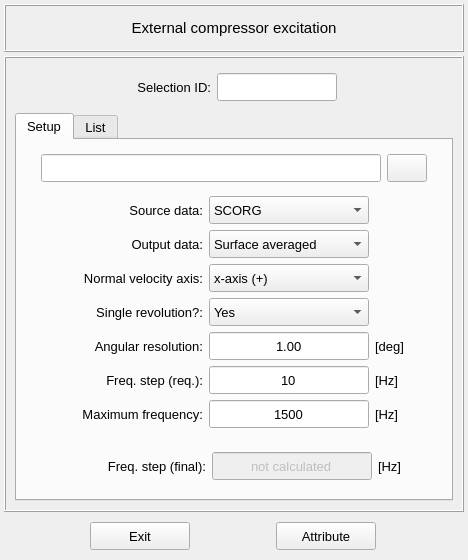
This is vibra/interface/data/ui_files/model/setup/acoustic/external_compressor_excitation_inputs.ui in MOPT-UFSC/VIBRA as Qt 5 draws it before an edit. The edited form follows.
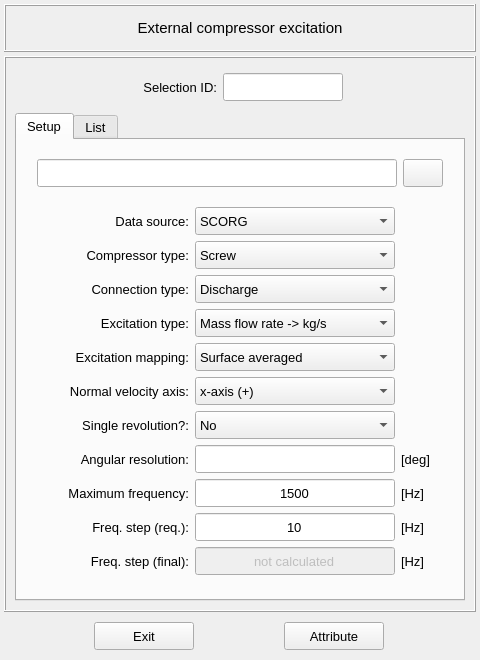
This is the edited form. Icons and pictures are not drawn.

Commit message: Update the external compressor excitation ui-files

Diff of the .ui file:
```diff
--- a/vibra/interface/data/ui_files/model/setup/acoustic/external_compressor_excitation_inputs.ui
+++ b/vibra/interface/data/ui_files/model/setup/acoustic/external_compressor_excitation_inputs.ui
@@ -9,8 +9,8 @@
    <rect>
     <x>0</x>
     <y>0</y>
-    <width>468</width>
-    <height>560</height>
+    <width>480</width>
+    <height>660</height>
    </rect>
   </property>
   <property name="sizePolicy">
@@ -21,14 +21,14 @@
   </property>
   <property name="minimumSize">
    <size>
-    <width>420</width>
-    <height>400</height>
+    <width>480</width>
+    <height>660</height>
    </size>
   </property>
   <property name="maximumSize">
    <size>
-    <width>600</width>
-    <height>600</height>
+    <width>480</width>
+    <height>660</height>
    </size>
   </property>
   <property name="font">
@@ -63,6 +63,162 @@
    <property name="spacing">
     <number>4</number>
    </property>
+   <item row="0" column="0">
+    <widget class="QFrame" name="frame">
+     <property name="minimumSize">
+      <size>
+       <width>380</width>
+       <height>48</height>
+      </size>
+     </property>
+     <property name="maximumSize">
+      <size>
+       <width>16777215</width>
+       <height>48</height>
+      </size>
+     </property>
+     <property name="frameShape">
+      <enum>QFrame::Box</enum>
+     </property>
+     <property name="frameShadow">
+      <enum>QFrame::Raised</enum>
+     </property>
+     <property name="lineWidth">
+      <number>1</number>
+     </property>
+     <layout class="QGridLayout" name="gridLayout_6">
+      <item row="0" column="0">
+       <widget class="QLabel" name="label">
+        <property name="font">
+         <font>
+          <family>MS Shell Dlg 2</family>
+          <pointsize>11</pointsize>
+          <weight>50</weight>
+          <italic>false</italic>
+          <bold>false</bold>
+         </font>
+        </property>
+        <property name="text">
+         <string>External compressor excitation</string>
+        </property>
+        <property name="textFormat">
+         <enum>Qt::AutoText</enum>
+        </property>
+        <property name="alignment">
+         <set>Qt::AlignCenter</set>
+        </property>
+       </widget>
+      </item>
+     </layout>
+    </widget>
+   </item>
+   <item row="2" column="0">
+    <widget class="QFrame" name="frame_11">
+     <property name="minimumSize">
+      <size>
+       <width>340</width>
+       <height>40</height>
+      </size>
+     </property>
+     <property name="maximumSize">
+      <size>
+       <width>16777215</width>
+       <height>100</height>
+      </size>
+     </property>
+     <property name="frameShape">
+      <enum>QFrame::NoFrame</enum>
+     </property>
+     <property name="frameShadow">
+      <enum>QFrame::Raised</enum>
+     </property>
+     <layout class="QGridLayout" name="gridLayout_14">
+      <property name="leftMargin">
+       <number>0</number>
+      </property>
+      <property name="topMargin">
+       <number>0</number>
+      </property>
+      <property name="rightMargin">
+       <number>0</number>
+      </property>
+      <property name="bottomMargin">
+       <number>0</number>
+      </property>
+      <property name="spacing">
+       <number>0</number>
+      </property>
+      <item row="0" column="1">
+       <widget class="QPushButton" name="pushButton_attribute">
+        <property name="minimumSize">
+         <size>
+          <width>100</width>
+          <height>28</height>
+         </size>
+        </property>
+        <property name="maximumSize">
+         <size>
+          <width>100</width>
+          <height>28</height>
+         </size>
+        </property>
+        <property name="font">
+         <font>
+          <family>MS Shell Dlg 2</family>
+          <pointsize>10</pointsize>
+          <weight>50</weight>
+          <italic>false</italic>
+          <bold>false</bold>
+         </font>
+        </property>
+        <property name="styleSheet">
+         <string notr="true"/>
+        </property>
+        <property name="text">
+         <string>Attribute</string>
+        </property>
+        <property name="autoDefault">
+         <bool>false</bool>
+        </property>
+       </widget>
+      </item>
+      <item row="0" column="0">
+       <widget class="QPushButton" name="pushButton_exit">
+        <property name="minimumSize">
+         <size>
+          <width>100</width>
+          <height>28</height>
+         </size>
+        </property>
+        <property name="maximumSize">
+         <size>
+          <width>100</width>
+          <height>28</height>
+         </size>
+        </property>
+        <property name="font">
+         <font>
+          <family>MS Shell Dlg 2</family>
+          <pointsize>10</pointsize>
+          <weight>50</weight>
+          <italic>false</italic>
+          <bold>false</bold>
+         </font>
+        </property>
+        <property name="styleSheet">
+         <string notr="true"/>
+        </property>
+        <property name="text">
+         <string>Exit</string>
+        </property>
+        <property name="autoDefault">
+         <bool>false</bool>
+        </property>
+       </widget>
+      </item>
+     </layout>
+    </widget>
+   </item>
    <item row="1" column="0">
     <widget class="QFrame" name="frame_2">
      <property name="minimumSize">
@@ -74,7 +230,7 @@
      <property name="maximumSize">
       <size>
        <width>16777215</width>
-       <height>480</height>
+       <height>600</height>
       </size>
      </property>
      <property name="frameShape">
@@ -259,98 +415,6 @@
           <property name="spacing">
            <number>2</number>
           </property>
-          <item row="6" column="0">
-           <widget class="QFrame" name="frame_6">
-            <property name="frameShape">
-             <enum>QFrame::NoFrame</enum>
-            </property>
-            <property name="frameShadow">
-             <enum>QFrame::Raised</enum>
-            </property>
-            <layout class="QGridLayout" name="gridLayout">
-             <item row="0" column="0">
-              <spacer name="horizontalSpacer_4">
-               <property name="orientation">
-                <enum>Qt::Horizontal</enum>
-               </property>
-               <property name="sizeHint" stdset="0">
-                <size>
-                 <width>40</width>
-                 <height>20</height>
-                </size>
-               </property>
-              </spacer>
-             </item>
-             <item row="0" column="1">
-              <widget class="QLabel" name="label_12">
-               <property name="minimumSize">
-                <size>
-                 <width>140</width>
-                 <height>28</height>
-                </size>
-               </property>
-               <property name="maximumSize">
-                <size>
-                 <width>16777215</width>
-                 <height>28</height>
-                </size>
-               </property>
-               <property name="text">
-                <string>Freq. step (final):</string>
-               </property>
-               <property name="alignment">
-                <set>Qt::AlignRight|Qt::AlignTrailing|Qt::AlignVCenter</set>
-               </property>
-              </widget>
-             </item>
-             <item row="0" column="4">
-              <spacer name="horizontalSpacer_3">
-               <property name="orientation">
-                <enum>Qt::Horizontal</enum>
-               </property>
-               <property name="sizeHint" stdset="0">
-                <size>
-                 <width>40</width>
-                 <height>20</height>
-                </size>
-               </property>
-              </spacer>
-             </item>
-             <item row="0" column="2">
-              <widget class="QLineEdit" name="lineEdit_frequency_resolution">
-               <property name="enabled">
-                <bool>false</bool>
-               </property>
-               <property name="minimumSize">
-                <size>
-                 <width>160</width>
-                 <height>28</height>
-                </size>
-               </property>
-               <property name="maximumSize">
-                <size>
-                 <width>16777215</width>
-                 <height>28</height>
-                </size>
-               </property>
-               <property name="text">
-                <string>not calculated</string>
-               </property>
-               <property name="alignment">
-                <set>Qt::AlignCenter</set>
-               </property>
-              </widget>
-             </item>
-             <item row="0" column="3">
-              <widget class="QLabel" name="label_13">
-               <property name="text">
-                <string>[Hz]</string>
-               </property>
-              </widget>
-             </item>
-            </layout>
-           </widget>
-          </item>
           <item row="3" column="0">
            <widget class="QFrame" name="frame_5">
             <property name="frameShape">
@@ -360,71 +424,7 @@
              <enum>QFrame::Raised</enum>
             </property>
             <layout class="QGridLayout" name="gridLayout_11">
-             <item row="6" column="1">
-              <widget class="QLabel" name="label_8">
-               <property name="minimumSize">
-                <size>
-                 <width>140</width>
-                 <height>28</height>
-                </size>
-               </property>
-               <property name="maximumSize">
-                <size>
-                 <width>16777215</width>
-                 <height>28</height>
-                </size>
-               </property>
-               <property name="text">
-                <string>Freq. step (req.):</string>
-               </property>
-               <property name="alignment">
-                <set>Qt::AlignRight|Qt::AlignTrailing|Qt::AlignVCenter</set>
-               </property>
-              </widget>
-             </item>
-             <item row="5" column="2">
-              <widget class="QLineEdit" name="lineEdit_angular_resolution">
-               <property name="minimumSize">
-                <size>
-                 <width>160</width>
-                 <height>28</height>
-                </size>
-               </property>
-               <property name="maximumSize">
-                <size>
-                 <width>16777215</width>
-                 <height>28</height>
-                </size>
-               </property>
-               <property name="text">
-                <string>1.00</string>
-               </property>
-               <property name="alignment">
-                <set>Qt::AlignCenter</set>
-               </property>
-              </widget>
-             </item>
-             <item row="5" column="3">
-              <widget class="QLabel" name="label_7">
-               <property name="text">
-                <string>[deg]</string>
-               </property>
-              </widget>
-             </item>
-             <item row="5" column="5">
-              <spacer name="horizontalSpacer_7">
-               <property name="orientation">
-                <enum>Qt::Horizontal</enum>
-               </property>
-               <property name="sizeHint" stdset="0">
-                <size>
-                 <width>40</width>
-                 <height>20</height>
-                </size>
-               </property>
-              </spacer>
-             </item>
-             <item row="7" column="1">
+             <item row="9" column="1">
               <widget class="QLabel" name="label_9">
                <property name="minimumSize">
                 <size>
@@ -446,11 +446,11 @@
                </property>
               </widget>
              </item>
-             <item row="5" column="1">
-              <widget class="QLabel" name="label_6">
+             <item row="9" column="2">
+              <widget class="QLineEdit" name="lineEdit_maximum_frequency">
                <property name="minimumSize">
                 <size>
-                 <width>140</width>
+                 <width>200</width>
                  <height>28</height>
                 </size>
                </property>
@@ -461,89 +461,50 @@
                 </size>
                </property>
                <property name="text">
-                <string>Angular resolution:</string>
+                <string>1500</string>
                </property>
                <property name="alignment">
-                <set>Qt::AlignRight|Qt::AlignTrailing|Qt::AlignVCenter</set>
+                <set>Qt::AlignCenter</set>
                </property>
               </widget>
              </item>
-             <item row="5" column="0">
-              <spacer name="horizontalSpacer_6">
-               <property name="orientation">
-                <enum>Qt::Horizontal</enum>
-               </property>
-               <property name="sizeHint" stdset="0">
-                <size>
-                 <width>40</width>
-                 <height>20</height>
-                </size>
-               </property>
-              </spacer>
-             </item>
-             <item row="1" column="2">
-              <widget class="QComboBox" name="comboBox_source_data">
-               <property name="minimumSize">
-                <size>
-                 <width>160</width>
-                 <height>28</height>
-                </size>
-               </property>
-               <property name="maximumSize">
-                <size>
-                 <width>16777215</width>
-                 <height>28</height>
-                </size>
-               </property>
-               <item>
-                <property name="text">
-                 <string>SCORG</string>
-                </property>
-               </item>
-               <item>
-                <property name="text">
-                 <string>CFD</string>
-                </property>
-               </item>
-              </widget>
-             </item>
-             <item row="1" column="1">
-              <widget class="QLabel" name="label_5">
-               <property name="minimumSize">
-                <size>
-                 <width>140</width>
-                 <height>28</height>
-                </size>
-               </property>
-               <property name="maximumSize">
-                <size>
-                 <width>16777215</width>
-                 <height>28</height>
-                </size>
-               </property>
-               <property name="text">
-                <string>Source data:</string>
-               </property>
-               <property name="alignment">
-                <set>Qt::AlignRight|Qt::AlignTrailing|Qt::AlignVCenter</set>
-               </property>
-              </widget>
-             </item>
-             <item row="7" column="3">
+             <item row="9" column="3">
               <widget class="QLabel" name="label_11">
                <property name="text">
                 <string>[Hz]</string>
                </property>
               </widget>
              </item>
-             <item row="6" column="3">
+             <item row="10" column="3">
               <widget class="QLabel" name="label_10">
                <property name="text">
                 <string>[Hz]</string>
                </property>
               </widget>
              </item>
-             <item row="4" column="1">
+             <item row="10" column="2">
+              <widget class="QLineEdit" name="lineEdit_frequency_resolution_required">
+               <property name="minimumSize">
+                <size>
+                 <width>200</width>
+                 <height>28</height>
+                </size>
+               </property>
+               <property name="maximumSize">
+                <size>
+                 <width>16777215</width>
+                 <height>28</height>
+                </size>
+               </property>
+               <property name="text">
+                <string>10</string>
+               </property>
+               <property name="alignment">
+                <set>Qt::AlignCenter</set>
+               </property>
+              </widget>
+             </item>
+             <item row="7" column="1">
               <widget class="QLabel" name="label_14">
                <property name="minimumSize">
                 <size>
@@ -566,10 +527,10 @@
               </widget>
              </item>
              <item row="7" column="2">
-              <widget class="QLineEdit" name="lineEdit_maximum_frequency">
+              <widget class="QComboBox" name="comboBox_single_revolution">
                <property name="minimumSize">
                 <size>
-                 <width>160</width>
+                 <width>200</width>
                  <height>28</height>
                 </size>
                </property>
@@ -579,41 +540,26 @@
                  <height>28</height>
                 </size>
                </property>
-               <property name="text">
-                <string>1500</string>
+               <property name="currentIndex">
+                <number>1</number>
                </property>
-               <property name="alignment">
-                <set>Qt::AlignCenter</set>
-               </property>
+               <item>
+                <property name="text">
+                 <string>Yes</string>
+                </property>
+               </item>
+               <item>
+                <property name="text">
+                 <string>No</string>
+                </property>
+               </item>
               </widget>
              </item>
              <item row="6" column="2">
-              <widget class="QLineEdit" name="lineEdit_frequency_resolution_required">
-               <property name="minimumSize">
-                <size>
-                 <width>160</width>
-                 <height>28</height>
-                </size>
-               </property>
-               <property name="maximumSize">
-                <size>
-                 <width>16777215</width>
-                 <height>28</height>
-                </size>
-               </property>
-               <property name="text">
-                <string>10</string>
-               </property>
-               <property name="alignment">
-                <set>Qt::AlignCenter</set>
-               </property>
-              </widget>
-             </item>
-             <item row="3" column="2">
               <widget class="QComboBox" name="comboBox_normal_velocity_axis">
                <property name="minimumSize">
                 <size>
-                 <width>160</width>
+                 <width>200</width>
                  <height>28</height>
                 </size>
                </property>
@@ -655,11 +601,11 @@
                </item>
               </widget>
              </item>
-             <item row="4" column="2">
-              <widget class="QComboBox" name="comboBox_single_revolution">
+             <item row="6" column="1">
+              <widget class="QLabel" name="label_normal_velocity_axis">
                <property name="minimumSize">
                 <size>
-                 <width>160</width>
+                 <width>140</width>
                  <height>28</height>
                 </size>
                </property>
@@ -669,14 +615,140 @@
                  <height>28</height>
                 </size>
                </property>
+               <property name="text">
+                <string>Normal velocity axis:</string>
+               </property>
+               <property name="alignment">
+                <set>Qt::AlignRight|Qt::AlignTrailing|Qt::AlignVCenter</set>
+               </property>
+              </widget>
+             </item>
+             <item row="8" column="1">
+              <widget class="QLabel" name="label_6">
+               <property name="minimumSize">
+                <size>
+                 <width>140</width>
+                 <height>28</height>
+                </size>
+               </property>
+               <property name="maximumSize">
+                <size>
+                 <width>16777215</width>
+                 <height>28</height>
+                </size>
+               </property>
+               <property name="text">
+                <string>Angular resolution:</string>
+               </property>
+               <property name="alignment">
+                <set>Qt::AlignRight|Qt::AlignTrailing|Qt::AlignVCenter</set>
+               </property>
+              </widget>
+             </item>
+             <item row="8" column="3">
+              <widget class="QLabel" name="label_7">
+               <property name="text">
+                <string>[deg]</string>
+               </property>
+              </widget>
+             </item>
+             <item row="1" column="2">
+              <widget class="QComboBox" name="comboBox_data_source">
+               <property name="minimumSize">
+                <size>
+                 <width>200</width>
+                 <height>28</height>
+                </size>
+               </property>
+               <property name="maximumSize">
+                <size>
+                 <width>16777215</width>
+                 <height>28</height>
+                </size>
+               </property>
                <item>
                 <property name="text">
-                 <string>Yes</string>
+                 <string>SCORG</string>
                 </property>
                </item>
                <item>
                 <property name="text">
-                 <string>No</string>
+                 <string>CFD</string>
+                </property>
+               </item>
+               <item>
+                <property name="text">
+                 <string>Other</string>
+                </property>
+               </item>
+              </widget>
+             </item>
+             <item row="1" column="1">
+              <widget class="QLabel" name="label_5">
+               <property name="minimumSize">
+                <size>
+                 <width>140</width>
+                 <height>28</height>
+                </size>
+               </property>
+               <property name="maximumSize">
+                <size>
+                 <width>16777215</width>
+                 <height>28</height>
+                </size>
+               </property>
+               <property name="text">
+                <string>Data source:</string>
+               </property>
+               <property name="alignment">
+                <set>Qt::AlignRight|Qt::AlignTrailing|Qt::AlignVCenter</set>
+               </property>
+              </widget>
+             </item>
+             <item row="5" column="1">
+              <widget class="QLabel" name="label_excitation_mapping">
+               <property name="minimumSize">
+                <size>
+                 <width>140</width>
+                 <height>28</height>
+                </size>
+               </property>
+               <property name="maximumSize">
+                <size>
+                 <width>16777215</width>
+                 <height>28</height>
+                </size>
+               </property>
+               <property name="text">
+                <string>Excitation mapping:</string>
+               </property>
+               <property name="alignment">
+                <set>Qt::AlignRight|Qt::AlignTrailing|Qt::AlignVCenter</set>
+               </property>
+              </widget>
+             </item>
+             <item row="5" column="2">
+              <widget class="QComboBox" name="comboBox_excitation_mapping">
+               <property name="minimumSize">
+                <size>
+                 <width>200</width>
+                 <height>28</height>
+                </size>
+               </property>
+               <property name="maximumSize">
+                <size>
+                 <width>16777215</width>
+                 <height>28</height>
+                </size>
+               </property>
+               <item>
+                <property name="text">
+                 <string>Surface averaged</string>
+                </property>
+               </item>
+               <item>
+                <property name="text">
+                 <string>Nodal mapping</string>
                 </property>
                </item>
               </widget>
@@ -696,13 +768,96 @@
                 </size>
                </property>
                <property name="text">
-                <string>Normal velocity axis:</string>
+                <string>Connection type:</string>
                </property>
                <property name="alignment">
                 <set>Qt::AlignRight|Qt::AlignTrailing|Qt::AlignVCenter</set>
                </property>
               </widget>
              </item>
+             <item row="3" column="2">
+              <widget class="QComboBox" name="comboBox_connection_type">
+               <property name="minimumSize">
+                <size>
+                 <width>200</width>
+                 <height>28</height>
+                </size>
+               </property>
+               <property name="maximumSize">
+                <size>
+                 <width>16777215</width>
+                 <height>28</height>
+                </size>
+               </property>
+               <item>
+                <property name="text">
+                 <string>Discharge</string>
+                </property>
+               </item>
+               <item>
+                <property name="text">
+                 <string>Suction</string>
+                </property>
+               </item>
+              </widget>
+             </item>
+             <item row="8" column="2">
+              <widget class="QLineEdit" name="lineEdit_angular_resolution">
+               <property name="minimumSize">
+                <size>
+                 <width>200</width>
+                 <height>28</height>
+                </size>
+               </property>
+               <property name="maximumSize">
+                <size>
+                 <width>16777215</width>
+                 <height>28</height>
+                </size>
+               </property>
+               <property name="text">
+                <string/>
+               </property>
+               <property name="alignment">
+                <set>Qt::AlignCenter</set>
+               </property>
+              </widget>
+             </item>
+             <item row="10" column="1">
+              <widget class="QLabel" name="label_8">
+               <property name="minimumSize">
+                <size>
+                 <width>140</width>
+                 <height>28</height>
+                </size>
+               </property>
+               <property name="maximumSize">
+                <size>
+                 <width>16777215</width>
+                 <height>28</height>
+                </size>
+               </property>
+               <property name="text">
+                <string>Freq. step (req.):</string>
+               </property>
+               <property name="alignment">
+                <set>Qt::AlignRight|Qt::AlignTrailing|Qt::AlignVCenter</set>
+               </property>
+              </widget>
+             </item>
+             <item row="12" column="0">
+              <spacer name="horizontalSpacer_6">
+               <property name="orientation">
+                <enum>Qt::Horizontal</enum>
+               </property>
+               <property name="sizeHint" stdset="0">
+                <size>
+                 <width>40</width>
+                 <height>20</height>
+                </size>
+               </property>
+              </spacer>
+             </item>
              <item row="2" column="1">
               <widget class="QLabel" name="label_16">
                <property name="minimumSize">
@@ -718,7 +873,61 @@
                 </size>
                </property>
                <property name="text">
-                <string>Output data:</string>
+                <string>Compressor type:</string>
+               </property>
+               <property name="alignment">
+                <set>Qt::AlignRight|Qt::AlignTrailing|Qt::AlignVCenter</set>
+               </property>
+              </widget>
+             </item>
+             <item row="12" column="2">
+              <widget class="QLineEdit" name="lineEdit_frequency_resolution">
+               <property name="enabled">
+                <bool>false</bool>
+               </property>
+               <property name="minimumSize">
+                <size>
+                 <width>200</width>
+                 <height>28</height>
+                </size>
+               </property>
+               <property name="maximumSize">
+                <size>
+                 <width>16777215</width>
+                 <height>28</height>
+                </size>
+               </property>
+               <property name="text">
+                <string>not calculated</string>
+               </property>
+               <property name="alignment">
+                <set>Qt::AlignCenter</set>
+               </property>
+              </widget>
+             </item>
+             <item row="12" column="3">
+              <widget class="QLabel" name="label_13">
+               <property name="text">
+                <string>[Hz]</string>
+               </property>
+              </widget>
+             </item>
+             <item row="12" column="1">
+              <widget class="QLabel" name="label_12">
+               <property name="minimumSize">
+                <size>
+                 <width>140</width>
+                 <height>28</height>
+                </size>
+               </property>
+               <property name="maximumSize">
+                <size>
+                 <width>16777215</width>
+                 <height>28</height>
+                </size>
+               </property>
+               <property name="text">
+                <string>Freq. step (final):</string>
                </property>
                <property name="alignment">
                 <set>Qt::AlignRight|Qt::AlignTrailing|Qt::AlignVCenter</set>
@@ -726,10 +935,10 @@
               </widget>
              </item>
              <item row="2" column="2">
-              <widget class="QComboBox" name="comboBox_output_data">
+              <widget class="QComboBox" name="comboBox_compressor_type">
                <property name="minimumSize">
                 <size>
-                 <width>160</width>
+                 <width>200</width>
                  <height>28</height>
                 </size>
                </property>
@@ -741,12 +950,83 @@
                </property>
                <item>
                 <property name="text">
-                 <string>Surface averaged</string>
+                 <string>Screw</string>
                 </property>
                </item>
                <item>
                 <property name="text">
-                 <string>Nodal mapping</string>
+                 <string>Centrifugal</string>
+                </property>
+               </item>
+               <item>
+                <property name="text">
+                 <string>Reciprocating</string>
+                </property>
+               </item>
+              </widget>
+             </item>
+             <item row="12" column="4">
+              <spacer name="horizontalSpacer_7">
+               <property name="orientation">
+                <enum>Qt::Horizontal</enum>
+               </property>
+               <property name="sizeHint" stdset="0">
+                <size>
+                 <width>40</width>
+                 <height>20</height>
+                </size>
+               </property>
+              </spacer>
+             </item>
+             <item row="4" column="1">
+              <widget class="QLabel" name="label_17">
+               <property name="minimumSize">
+                <size>
+                 <width>140</width>
+                 <height>28</height>
+                </size>
+               </property>
+               <property name="maximumSize">
+                <size>
+                 <width>16777215</width>
+                 <height>28</height>
+                </size>
+               </property>
+               <property name="text">
+                <string>Excitation type:</string>
+               </property>
+               <property name="alignment">
+                <set>Qt::AlignRight|Qt::AlignTrailing|Qt::AlignVCenter</set>
+               </property>
+              </widget>
+             </item>
+             <item row="4" column="2">
+              <widget class="QComboBox" name="comboBox_excitation_type">
+               <property name="minimumSize">
+                <size>
+                 <width>200</width>
+                 <height>28</height>
+                </size>
+               </property>
+               <property name="maximumSize">
+                <size>
+                 <width>16777215</width>
+                 <height>28</height>
+                </size>
+               </property>
+               <item>
+                <property name="text">
+                 <string>Mass flow rate -&gt; kg/s</string>
+                </property>
+               </item>
+               <item>
+                <property name="text">
+                 <string>Surface velocity -&gt; m/s</string>
+                </property>
+               </item>
+               <item>
+                <property name="text">
+                 <string>Volumetric flow rate -&gt; m³/s</string>
                 </property>
                </item>
               </widget>
@@ -800,16 +1080,16 @@
                </property>
                <property name="minimumSize">
                 <size>
-                 <width>340</width>
-                 <height>28</height>
-                </size>
-               </property>
-               <property name="maximumSize">
-                <size>
                  <width>360</width>
                  <height>28</height>
                 </size>
                </property>
+               <property name="maximumSize">
+                <size>
+                 <width>600</width>
+                 <height>28</height>
+                </size>
+               </property>
                <property name="font">
                 <font>
                  <pointsize>9</pointsize>
@@ -910,32 +1190,6 @@
             </layout>
            </widget>
           </item>
-          <item row="2" column="0">
-           <spacer name="verticalSpacer">
-            <property name="orientation">
-             <enum>Qt::Vertical</enum>
-            </property>
-            <property name="sizeHint" stdset="0">
-             <size>
-              <width>20</width>
-              <height>40</height>
-             </size>
-            </property>
-           </spacer>
-          </item>
-          <item row="7" column="0">
-           <spacer name="verticalSpacer_2">
-            <property name="orientation">
-             <enum>Qt::Vertical</enum>
-            </property>
-            <property name="sizeHint" stdset="0">
-             <size>
-              <width>20</width>
-              <height>40</height>
-             </size>
-            </property>
-           </spacer>
-          </item>
           <item row="4" column="0">
            <spacer name="verticalSpacer_3">
             <property name="orientation">
@@ -962,6 +1216,19 @@
             </property>
            </spacer>
           </item>
+          <item row="2" column="0">
+           <spacer name="verticalSpacer">
+            <property name="orientation">
+             <enum>Qt::Vertical</enum>
+            </property>
+            <property name="sizeHint" stdset="0">
+             <size>
+              <width>20</width>
+              <height>40</height>
+             </size>
+            </property>
+           </spacer>
+          </item>
          </layout>
         </widget>
         <widget class="QWidget" name="tab_list">
@@ -1189,162 +1456,6 @@
      </layout>
     </widget>
    </item>
-   <item row="0" column="0">
-    <widget class="QFrame" name="frame">
-     <property name="minimumSize">
-      <size>
-       <width>380</width>
-       <height>48</height>
-      </size>
-     </property>
-     <property name="maximumSize">
-      <size>
-       <width>16777215</width>
-       <height>48</height>
-      </size>
-     </property>
-     <property name="frameShape">
-      <enum>QFrame::Box</enum>
-     </property>
-     <property name="frameShadow">
-      <enum>QFrame::Raised</enum>
-     </property>
-     <property name="lineWidth">
-      <number>1</number>
-     </property>
-     <layout class="QGridLayout" name="gridLayout_6">
-      <item row="0" column="0">
-       <widget class="QLabel" name="label">
-        <property name="font">
-         <font>
-          <family>MS Shell Dlg 2</family>
-          <pointsize>11</pointsize>
-          <weight>50</weight>
-          <italic>false</italic>
-          <bold>false</bold>
-         </font>
-        </property>
-        <property name="text">
-         <string>External compressor excitation</string>
-        </property>
-        <property name="textFormat">
-         <enum>Qt::AutoText</enum>
-        </property>
-        <property name="alignment">
-         <set>Qt::AlignCenter</set>
-        </property>
-       </widget>
-      </item>
-     </layout>
-    </widget>
-   </item>
-   <item row="2" column="0">
-    <widget class="QFrame" name="frame_11">
-     <property name="minimumSize">
-      <size>
-       <width>340</width>
-       <height>40</height>
-      </size>
-     </property>
-     <property name="maximumSize">
-      <size>
-       <width>16777215</width>
-       <height>100</height>
-      </size>
-     </property>
-     <property name="frameShape">
-      <enum>QFrame::NoFrame</enum>
-     </property>
-     <property name="frameShadow">
-      <enum>QFrame::Raised</enum>
-     </property>
-     <layout class="QGridLayout" name="gridLayout_14">
-      <property name="leftMargin">
-       <number>0</number>
-      </property>
-      <property name="topMargin">
-       <number>0</number>
-      </property>
-      <property name="rightMargin">
-       <number>0</number>
-      </property>
-      <property name="bottomMargin">
-       <number>0</number>
-      </property>
-      <property name="spacing">
-       <number>0</number>
-      </property>
-      <item row="0" column="1">
-       <widget class="QPushButton" name="pushButton_attribute">
-        <property name="minimumSize">
-         <size>
-          <width>100</width>
-          <height>28</height>
-         </size>
-        </property>
-        <property name="maximumSize">
-         <size>
-          <width>100</width>
-          <height>28</height>
-         </size>
-        </property>
-        <property name="font">
-         <font>
-          <family>MS Shell Dlg 2</family>
-          <pointsize>10</pointsize>
-          <weight>50</weight>
-          <italic>false</italic>
-          <bold>false</bold>
-         </font>
-        </property>
-        <property name="styleSheet">
-         <string notr="true"/>
-        </property>
-        <property name="text">
-         <string>Attribute</string>
-        </property>
-        <property name="autoDefault">
-         <bool>false</bool>
-        </property>
-       </widget>
-      </item>
-      <item row="0" column="0">
-       <widget class="QPushButton" name="pushButton_exit">
-        <property name="minimumSize">
-         <size>
-          <width>100</width>
-          <height>28</height>
-         </size>
-        </property>
-        <property name="maximumSize">
-         <size>
-          <width>100</width>
-          <height>28</height>
-         </size>
-        </property>
-        <property name="font">
-         <font>
-          <family>MS Shell Dlg 2</family>
-          <pointsize>10</pointsize>
-          <weight>50</weight>
-          <italic>false</italic>
-          <bold>false</bold>
-         </font>
-        </property>
-        <property name="styleSheet">
-         <string notr="true"/>
-        </property>
-        <property name="text">
-         <string>Exit</string>
-        </property>
-        <property name="autoDefault">
-         <bool>false</bool>
-        </property>
-       </widget>
-      </item>
-     </layout>
-    </widget>
-   </item>
   </layout>
  </widget>
  <resources>
```
The commit also changes 2 other files.
